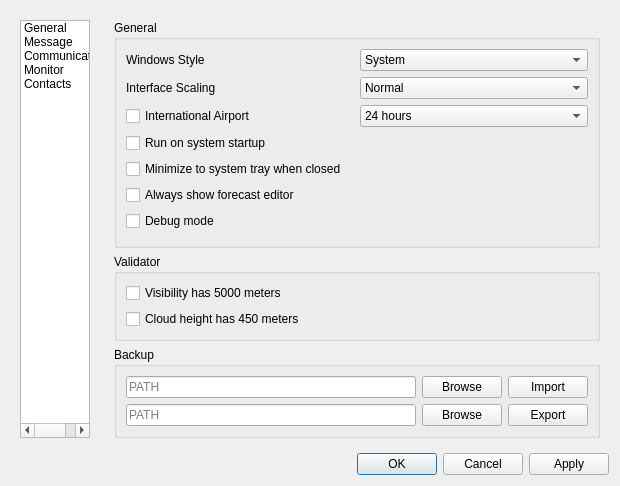
up1and/tafor, file tafor/components/ui/setting.ui: the form before one commit.
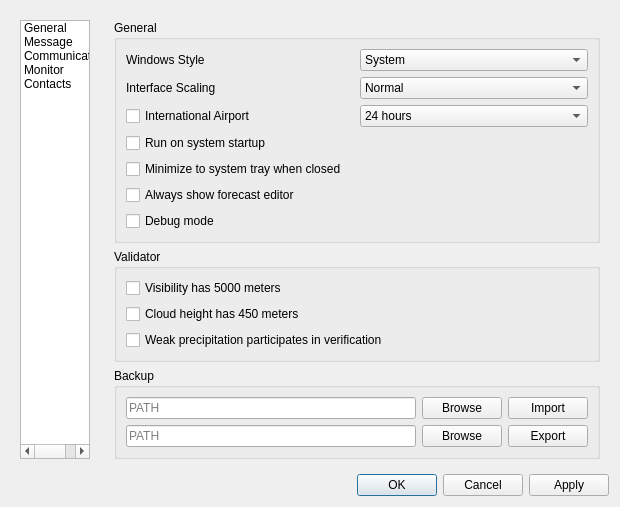
The form after the commit.

Patch:
```diff
--- a/tafor/components/ui/setting.ui
+++ b/tafor/components/ui/setting.ui
@@ -217,6 +217,13 @@
               </property>
              </widget>
             </item>
+            <item row="2" column="0">
+             <widget class="QCheckBox" name="weakPrecipitationVerification">
+              <property name="text">
+               <string>Weak precipitation participates in verification</string>
+              </property>
+             </widget>
+            </item>
            </layout>
           </widget>
          </item>
```
